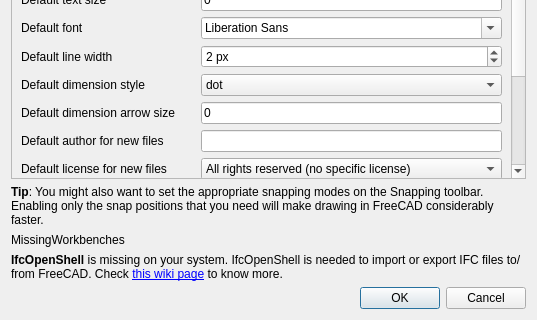
Old version of the form dialogSetup.ui in the repository yorikvanhavre/BIM_Workbench; both pictures show x 0 to 537 and y 354 to 674 of the 537 by 674 pixel window.
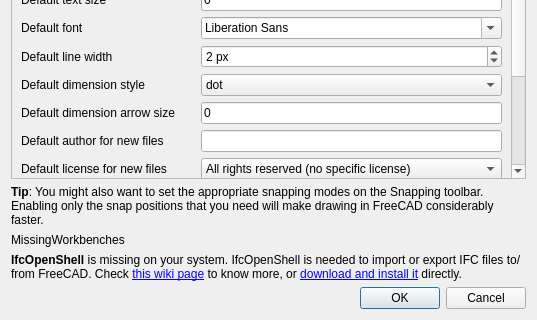
New version of the form. Custom widgets are drawn as their Qt base class.

Commit message: Download and install IfcOpenShell automatically from the setup screen

What changed in the file:
```diff
--- a/dialogSetup.ui
+++ b/dialogSetup.ui
@@ -611,7 +611,7 @@
    <item>
     <widget class="QLabel" name="labelIfcOpenShell">
      <property name="text">
-      <string>&lt;b&gt;IfcOpenShell&lt;/b&gt; is missing on your system. IfcOpenShell is needed to import or export IFC files to/from FreeCAD. Check &lt;a href=&quot;https://www.freecadweb.org/wiki/Arch_IFC&quot;&gt;this wiki page&lt;/a&gt; to know more.&lt;/p&gt;</string>
+      <string>&lt;b&gt;IfcOpenShell&lt;/b&gt; is missing on your system. IfcOpenShell is needed to import or export IFC files to/from FreeCAD. Check &lt;a href=&quot;https://www.freecadweb.org/wiki/Arch_IFC&quot;&gt;this wiki page&lt;/a&gt; to know more, or &lt;a href=&quot;#install&quot;&gt;download and install it&lt;/a&gt; directly.&lt;/p&gt;</string>
      </property>
      <property name="wordWrap">
       <bool>true</bool>
```
Left out of the diff: 2 changed lines with no effect on the pictures. The commit also changes 1 other file.
